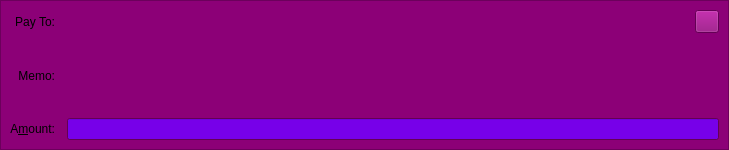
Qt form src/qt/forms/sendcoinsentry.ui (CloudMining/outastracoin) before a commit.
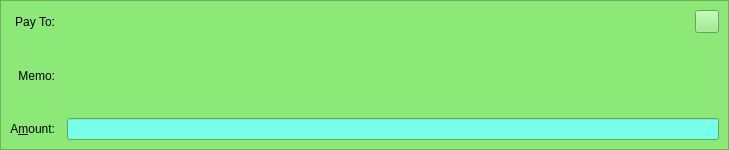
The same form after that commit. The open tabs and pages were chosen to show the change. Icons and pictures are not drawn. Custom widgets are drawn as their Qt base class.

The edit to the form file:
```diff
--- a/src/qt/forms/sendcoinsentry.ui
+++ b/src/qt/forms/sendcoinsentry.ui
@@ -676,7 +676,7 @@
        <brush brushstyle="SolidPattern">
         <color alpha="255">
          <red>0</red>
-         <outastra>0</outastra>
+         <green>0</green>
          <blue>0</blue>
         </color>
        </brush>
@@ -685,7 +685,7 @@
        <brush brushstyle="SolidPattern">
         <color alpha="255">
          <red>140</red>
-         <outastra>232</outastra>
+         <green>232</green>
          <blue>119</blue>
         </color>
        </brush>
@@ -694,7 +694,7 @@
        <brush brushstyle="SolidPattern">
         <color alpha="255">
          <red>230</red>
-         <outastra>255</outastra>
+         <green>255</green>
          <blue>224</blue>
         </color>
        </brush>
@@ -703,7 +703,7 @@
        <brush brushstyle="SolidPattern">
         <color alpha="255">
          <red>185</red>
-         <outastra>243</outastra>
+         <green>243</green>
          <blue>171</blue>
         </color>
        </brush>
@@ -712,7 +712,7 @@
        <brush brushstyle="SolidPattern">
         <color alpha="255">
          <red>70</red>
-         <outastra>116</outastra>
+         <green>116</green>
          <blue>59</blue>
         </color>
        </brush>
@@ -721,7 +721,7 @@
        <brush brushstyle="SolidPattern">
         <color alpha="255">
          <red>93</red>
-         <outastra>155</outastra>
+         <green>155</green>
          <blue>79</blue>
         </color>
        </brush>
@@ -730,7 +730,7 @@
        <brush brushstyle="SolidPattern">
         <color alpha="255">
          <red>0</red>
-         <outastra>0</outastra>
+         <green>0</green>
          <blue>0</blue>
         </color>
        </brush>
@@ -739,7 +739,7 @@
        <brush brushstyle="SolidPattern">
         <color alpha="255">
          <red>155</red>
-         <outastra>255</outastra>
+         <green>255</green>
          <blue>147</blue>
         </color>
        </brush>
@@ -748,7 +748,7 @@
        <brush brushstyle="SolidPattern">
         <color alpha="255">
          <red>0</red>
-         <outastra>0</outastra>
+         <green>0</green>
          <blue>0</blue>
         </color>
        </brush>
@@ -757,7 +757,7 @@
        <brush brushstyle="SolidPattern">
         <color alpha="255">
          <red>119</red>
-         <outastra>255</outastra>
+         <green>255</green>
          <blue>233</blue>
         </color>
        </brush>
@@ -766,7 +766,7 @@
        <brush brushstyle="SolidPattern">
         <color alpha="255">
          <red>140</red>
-         <outastra>232</outastra>
+         <green>232</green>
          <blue>119</blue>
         </color>
        </brush>
@@ -775,7 +775,7 @@
        <brush brushstyle="SolidPattern">
         <color alpha="255">
          <red>0</red>
-         <outastra>0</outastra>
+         <green>0</green>
          <blue>0</blue>
         </color>
        </brush>
@@ -784,7 +784,7 @@
        <brush brushstyle="SolidPattern">
         <color alpha="255">
          <red>197</red>
-         <outastra>243</outastra>
+         <green>243</green>
          <blue>187</blue>
         </color>
        </brush>
@@ -793,7 +793,7 @@
        <brush brushstyle="SolidPattern">
         <color alpha="255">
          <red>125</red>
-         <outastra>194</outastra>
+         <green>194</green>
          <blue>122</blue>
         </color>
        </brush>
@@ -802,7 +802,7 @@
        <brush brushstyle="SolidPattern">
         <color alpha="255">
          <red>255</red>
-         <outastra>255</outastra>
+         <green>255</green>
          <blue>220</blue>
         </color>
        </brush>
@@ -811,7 +811,7 @@
        <brush brushstyle="SolidPattern">
         <color alpha="255">
          <red>0</red>
-         <outastra>0</outastra>
+         <green>0</green>
          <blue>0</blue>
         </color>
        </brush>
@@ -822,7 +822,7 @@
        <brush brushstyle="SolidPattern">
         <color alpha="255">
          <red>0</red>
-         <outastra>0</outastra>
+         <green>0</green>
          <blue>0</blue>
         </color>
        </brush>
@@ -831,7 +831,7 @@
        <brush brushstyle="SolidPattern">
         <color alpha="255">
          <red>140</red>
-         <outastra>232</outastra>
+         <green>232</green>
          <blue>119</blue>
         </color>
        </brush>
@@ -840,7 +840,7 @@
        <brush brushstyle="SolidPattern">
         <color alpha="255">
          <red>230</red>
-         <outastra>255</outastra>
+         <green>255</green>
          <blue>224</blue>
         </color>
        </brush>
@@ -849,7 +849,7 @@
        <brush brushstyle="SolidPattern">
         <color alpha="255">
          <red>185</red>
-         <outastra>243</outastra>
+         <green>243</green>
          <blue>171</blue>
         </color>
        </brush>
@@ -858,7 +858,7 @@
        <brush brushstyle="SolidPattern">
         <color alpha="255">
          <red>70</red>
-         <outastra>116</outastra>
+         <green>116</green>
          <blue>59</blue>
         </color>
        </brush>
@@ -867,7 +867,7 @@
        <brush brushstyle="SolidPattern">
         <color alpha="255">
          <red>93</red>
-         <outastra>155</outastra>
+         <green>155</green>
          <blue>79</blue>
         </color>
        </brush>
@@ -876,7 +876,7 @@
        <brush brushstyle="SolidPattern">
         <color alpha="255">
          <red>0</red>
-         <outastra>0</outastra>
+         <green>0</green>
          <blue>0</blue>
         </color>
        </brush>
@@ -885,7 +885,7 @@
        <brush brushstyle="SolidPattern">
         <color alpha="255">
          <red>155</red>
-         <outastra>255</outastra>
+         <green>255</green>
          <blue>147</blue>
         </color>
        </brush>
@@ -894,7 +894,7 @@
        <brush brushstyle="SolidPattern">
         <color alpha="255">
          <red>0</red>
-         <outastra>0</outastra>
+         <green>0</green>
          <blue>0</blue>
         </color>
        </brush>
@@ -903,7 +903,7 @@
        <brush brushstyle="SolidPattern">
         <color alpha="255">
          <red>119</red>
-         <outastra>255</outastra>
+         <green>255</green>
          <blue>233</blue>
         </color>
        </brush>
@@ -912,7 +912,7 @@
        <brush brushstyle="SolidPattern">
         <color alpha="255">
          <red>140</red>
-         <outastra>232</outastra>
+         <green>232</green>
          <blue>119</blue>
         </color>
        </brush>
@@ -921,7 +921,7 @@
        <brush brushstyle="SolidPattern">
         <color alpha="255">
          <red>0</red>
-         <outastra>0</outastra>
+         <green>0</green>
          <blue>0</blue>
         </color>
        </brush>
@@ -930,7 +930,7 @@
        <brush brushstyle="SolidPattern">
         <color alpha="255">
          <red>197</red>
-         <outastra>243</outastra>
+         <green>243</green>
          <blue>187</blue>
         </color>
        </brush>
@@ -939,7 +939,7 @@
        <brush brushstyle="SolidPattern">
         <color alpha="255">
          <red>125</red>
-         <outastra>194</outastra>
+         <green>194</green>
          <blue>122</blue>
         </color>
        </brush>
@@ -948,7 +948,7 @@
        <brush brushstyle="SolidPattern">
         <color alpha="255">
          <red>255</red>
-         <outastra>255</outastra>
+         <green>255</green>
          <blue>220</blue>
         </color>
        </brush>
@@ -957,7 +957,7 @@
        <brush brushstyle="SolidPattern">
         <color alpha="255">
          <red>0</red>
-         <outastra>0</outastra>
+         <green>0</green>
          <blue>0</blue>
         </color>
        </brush>
@@ -968,7 +968,7 @@
        <brush brushstyle="SolidPattern">
         <color alpha="255">
          <red>70</red>
-         <outastra>116</outastra>
+         <green>116</green>
          <blue>59</blue>
         </color>
        </brush>
@@ -977,7 +977,7 @@
        <brush brushstyle="SolidPattern">
         <color alpha="255">
          <red>140</red>
-         <outastra>232</outastra>
+         <green>232</green>
          <blue>119</blue>
         </color>
        </brush>
@@ -986,7 +986,7 @@
        <brush brushstyle="SolidPattern">
         <color alpha="255">
          <red>230</red>
-         <outastra>255</outastra>
+         <green>255</green>
          <blue>224</blue>
         </color>
        </brush>
@@ -995,7 +995,7 @@
        <brush brushstyle="SolidPattern">
         <color alpha="255">
          <red>185</red>
-         <outastra>243</outastra>
+         <green>243</green>
          <blue>171</blue>
         </color>
        </brush>
@@ -1004,7 +1004,7 @@
        <brush brushstyle="SolidPattern">
         <color alpha="255">
          <red>70</red>
-         <outastra>116</outastra>
+         <green>116</green>
          <blue>59</blue>
         </color>
        </brush>
@@ -1013,7 +1013,7 @@
        <brush brushstyle="SolidPattern">
         <color alpha="255">
          <red>93</red>
-         <outastra>155</outastra>
+         <green>155</green>
          <blue>79</blue>
         </color>
        </brush>
@@ -1022,7 +1022,7 @@
        <brush brushstyle="SolidPattern">
         <color alpha="255">
          <red>70</red>
-         <outastra>116</outastra>
+         <green>116</green>
          <blue>59</blue>
         </color>
        </brush>
@@ -1031,7 +1031,7 @@
        <brush brushstyle="SolidPattern">
         <color alpha="255">
          <red>155</red>
-         <outastra>255</outastra>
+         <green>255</green>
          <blue>147</blue>
         </color>
        </brush>
@@ -1040,7 +1040,7 @@
        <brush brushstyle="SolidPattern">
         <color alpha="255">
          <red>70</red>
-         <outastra>116</outastra>
+         <green>116</green>
          <blue>59</blue>
         </color>
        </brush>
@@ -1049,7 +1049,7 @@
        <brush brushstyle="SolidPattern">
         <color alpha="255">
          <red>140</red>
-         <outastra>232</outastra>
+         <green>232</green>
          <blue>119</blue>
         </color>
        </brush>
@@ -1058,7 +1058,7 @@
        <brush brushstyle="SolidPattern">
         <color alpha="255">
          <red>140</red>
-         <outastra>232</outastra>
+         <green>232</green>
          <blue>119</blue>
         </color>
        </brush>
@@ -1067,7 +1067,7 @@
        <brush brushstyle="SolidPattern">
         <color alpha="255">
          <red>0</red>
-         <outastra>0</outastra>
+         <green>0</green>
          <blue>0</blue>
         </color>
        </brush>
@@ -1076,7 +1076,7 @@
        <brush brushstyle="SolidPattern">
         <color alpha="255">
          <red>140</red>
-         <outastra>232</outastra>
+         <green>232</green>
          <blue>119</blue>
         </color>
        </brush>
@@ -1085,7 +1085,7 @@
        <brush brushstyle="SolidPattern">
         <color alpha="255">
          <red>125</red>
-         <outastra>194</outastra>
+         <green>194</green>
          <blue>122</blue>
         </color>
        </brush>
@@ -1094,7 +1094,7 @@
        <brush brushstyle="SolidPattern">
         <color alpha="255">
          <red>255</red>
-         <outastra>255</outastra>
+         <green>255</green>
          <blue>220</blue>
         </color>
        </brush>
@@ -1103,7 +1103,7 @@
        <brush brushstyle="SolidPattern">
         <color alpha="255">
          <red>0</red>
-         <outastra>0</outastra>
+         <green>0</green>
          <blue>0</blue>
         </color>
        </brush>
```
Left out of the diff: 90 changed lines with no effect on the pictures.
